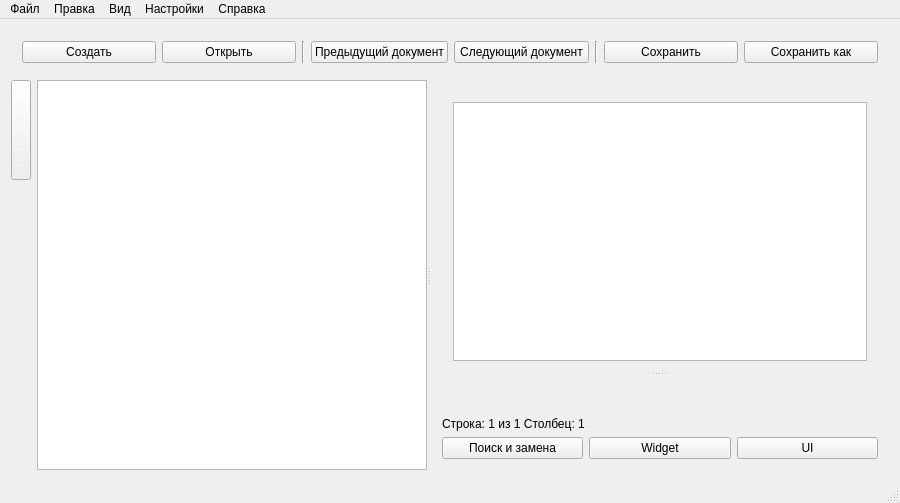
Above: septembereditor.ui from kissofblood/September before the change. Below: the same form after it.
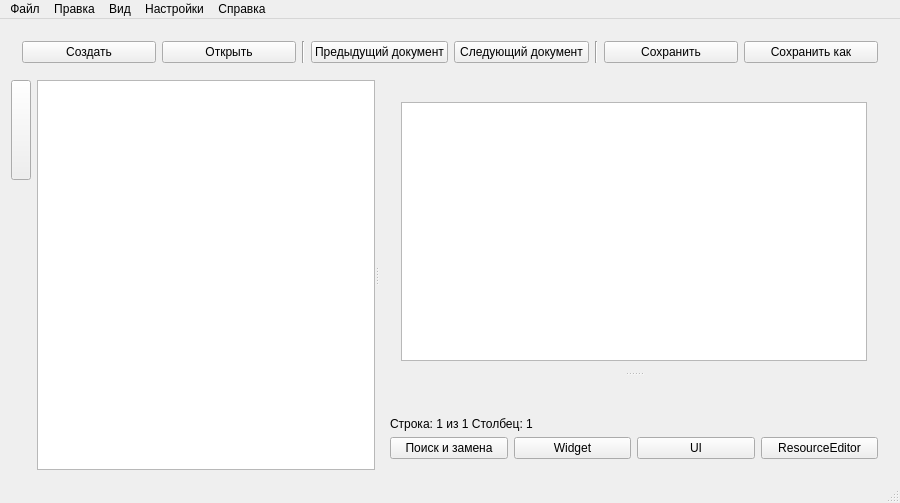
That is the form after the change. Custom widgets are drawn as their Qt base class.

Commit message: Добавил модуль ResourceEditor

Patch:
```diff
--- a/septembereditor.ui
+++ b/septembereditor.ui
@@ -173,6 +173,9 @@
           </widget>
           <widget class="QWidget" name="layoutWidget_1">
            <layout class="QHBoxLayout" name="horizontalLayout_2">
+            <item>
+             <widget class="ResourceEditor" name="widgetResourceEditor" native="true"/>
+            </item>
             <item>
              <widget class="WidgetStyle" name="widgetCreateWidget" native="true"/>
             </item>
@@ -229,6 +232,13 @@
             </property>
            </widget>
           </item>
+          <item>
+           <widget class="QPushButton" name="btnResourceEditor">
+            <property name="text">
+             <string>ResourceEditor</string>
+            </property>
+           </widget>
+          </item>
          </layout>
         </item>
        </layout>
@@ -573,6 +583,12 @@
    <extends>QListView</extends>
    <header>src/fileView/listfileview.h</header>
   </customwidget>
+  <customwidget>
+   <class>ResourceEditor</class>
+   <extends>QWidget</extends>
+   <header>resourceeditor.h</header>
+   <container>1</container>
+  </customwidget>
  </customwidgets>
  <resources/>
  <connections/>
```
Left out of the diff: 6 changed lines with no effect on the pictures. The commit also changes 8 other files.
